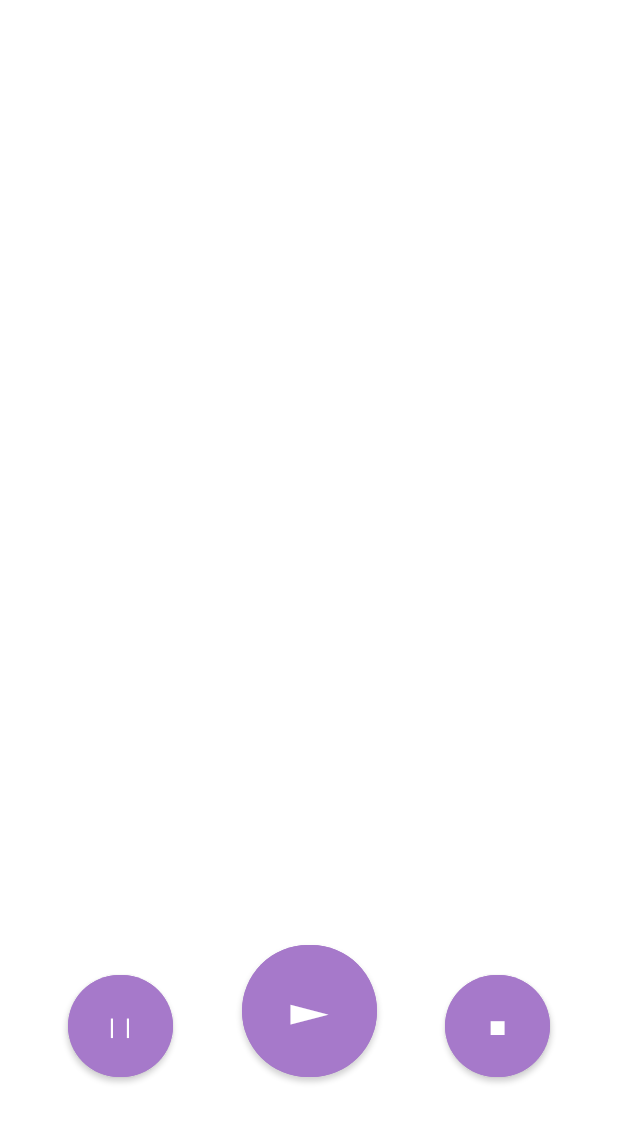
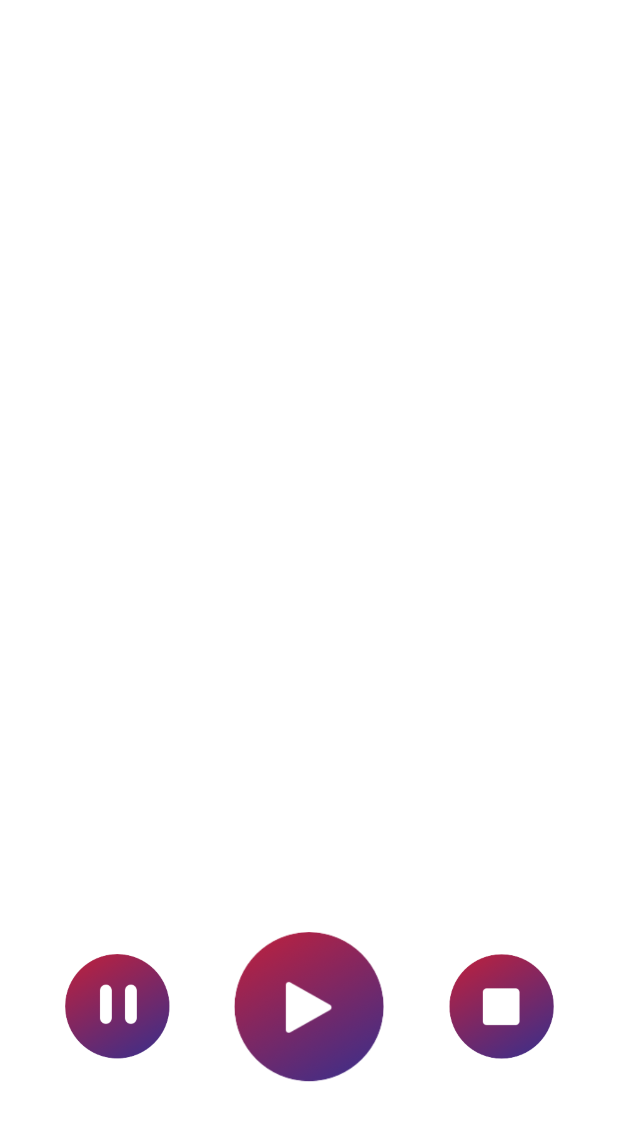
Before and after one commit to ETS-Android5/closed-and-anxious, an Android app: the layout track_ui.xml on its own in the app's theme, with its tools: preview values and no code run, on a phone screen of 412 x 824 dp. Shown: the top 1122 px of the screen. Run offline under Robolectric (Android 15) with nearby library versions, the phone set to English and light mode, and no system bars.

Commit message:
minor changes

```diff
--- a/app/src/main/java/dk/itu/closed_and_anxious/MainActivity.java
+++ b/app/src/main/java/dk/itu/closed_and_anxious/MainActivity.java
@@ -19,11 +19,14 @@ public class MainActivity extends AppCompatActivity {
         setContentView(R.layout.activity_main);
 
         FragmentManager fm = getSupportFragmentManager();
-        //Fragment trackUI = fm.findFragmentById(R.id.container_ui);
+        Fragment trackUI = fm.findFragmentById(R.id.container_ui);
         //Fragment categoriesUI = fm.findFragmentById(R.id.container_ui);
-        Fragment playlistUI = fm.findFragmentById(R.id.container_ui);
-        playlistUI = new PlaylistUI();
-        fm.beginTransaction().add(R.id.container_ui, playlistUI).commit();
+        //Fragment playlistUI = fm.findFragmentById(R.id.container_ui);
+        //playlistUI = new PlaylistUI();
+        //fm.beginTransaction().add(R.id.container_ui, playlistUI).commit();
+
+        trackUI = new TrackUI();
+        fm.beginTransaction().add(R.id.container_ui, trackUI).commit();
 
         //Create database
         tDatabase.initialize(this);
--- a/app/src/main/res/layout/track_ui.xml
+++ b/app/src/main/res/layout/track_ui.xml
@@ -1,6 +1,5 @@
 <?xml version="1.0" encoding="utf-8"?>
-<androidx.constraintlayout.widget.ConstraintLayout
-    xmlns:android="http://schemas.android.com/apk/res/android"
+<androidx.constraintlayout.widget.ConstraintLayout xmlns:android="http://schemas.android.com/apk/res/android"
     xmlns:app="http://schemas.android.com/apk/res-auto"
     xmlns:tools="http://schemas.android.com/tools"
     android:layout_width="match_parent"
@@ -8,70 +7,79 @@
 
     <TextView
         android:id="@+id/trackTitle"
-        android:textSize="24sp"
         android:layout_width="wrap_content"
         android:layout_height="wrap_content"
+        android:textSize="24sp"
         app:layout_constraintBottom_toTopOf="@+id/trackImage"
         app:layout_constraintEnd_toEndOf="parent"
         app:layout_constraintStart_toStartOf="parent"
-        app:layout_constraintTop_toTopOf="parent"
-        app:layout_constraintVertical_bias="0.56" />
+        app:layout_constraintTop_toTopOf="parent" />
+
+    <!--- player buttons -->
 
     <ImageView
         android:id="@+id/trackImage"
-        android:layout_width="300dp"
-        android:layout_height="300dp"
-        app:layout_constraintBottom_toTopOf="@+id/play_button"
+        android:layout_width="325dp"
+        android:layout_height="301dp"
+        app:layout_constraintBottom_toTopOf="@+id/guideline6"
         app:layout_constraintEnd_toEndOf="parent"
         app:layout_constraintHorizontal_bias="0.495"
         app:layout_constraintStart_toStartOf="parent"
         app:layout_constraintTop_toTopOf="parent"
-        app:layout_constraintVertical_bias="0.58000004" />
+        app:layout_constraintVertical_bias="0.604" />
 
-    <Button
+    <ImageView
         android:id="@+id/play_button"
-        android:layout_width="90dp"
-        android:layout_height="100dp"
-        android:layout_marginBottom="100dp"
-        android:backgroundTint="#A679CA"
+        android:layout_width="wrap_content"
+        android:layout_height="wrap_content"
+        android:adjustViewBounds="true"
+        android:maxWidth="100dp"
+        android:maxHeight="100dp"
         android:onClick="play"
-        android:text="&#9658;"
-        android:textSize="40sp"
-        app:cornerRadius="60dp"
+        android:src="@drawable/play"
         app:layout_constraintBottom_toBottomOf="parent"
         app:layout_constraintEnd_toStartOf="@+id/stop_button"
         app:layout_constraintHorizontal_bias="0.5"
-        app:layout_constraintStart_toEndOf="@+id/pause_button" />
+        app:layout_constraintStart_toEndOf="@+id/pause_button"
+        app:layout_constraintTop_toTopOf="@+id/guideline6" />
 
-    <Button
+    <ImageView
         android:id="@+id/stop_button"
-        android:layout_width="70dp"
-        android:layout_height="80dp"
-        android:layout_marginBottom="100dp"
-        android:backgroundTint="#A679CA"
+        android:layout_width="wrap_content"
+        android:layout_height="wrap_content"
+        android:adjustViewBounds="true"
+        android:maxWidth="80dp"
+        android:maxHeight="70dp"
         android:onClick="stop"
-        android:text="■"
-        android:textSize="15sp"
+        android:src="@drawable/stop"
         app:cornerRadius="60dp"
         app:layout_constraintBottom_toBottomOf="parent"
         app:layout_constraintEnd_toEndOf="parent"
         app:layout_constraintHorizontal_bias="0.5"
-        app:layout_constraintStart_toEndOf="@+id/play_button" />
+        app:layout_constraintStart_toEndOf="@+id/play_button"
+        app:layout_constraintTop_toTopOf="@+id/guideline6" />
 
-    <Button
+    <ImageView
         android:id="@+id/pause_button"
-        android:layout_width="70dp"
-        android:layout_height="80dp"
-        android:layout_marginBottom="100dp"
-        android:backgroundTint="#A679CA"
+        android:layout_width="wrap_content"
+        android:layout_height="wrap_content"
+        android:adjustViewBounds="true"
+        android:maxWidth="80dp"
+        android:maxHeight="70dp"
         android:onClick="pause"
-        android:text="&#124; &#124;"
-        android:textSize="15sp"
-        android:textStyle="bold"
+        android:src="@drawable/pause"
         app:cornerRadius="60dp"
         app:layout_constraintBottom_toBottomOf="parent"
         app:layout_constraintEnd_toStartOf="@+id/play_button"
         app:layout_constraintHorizontal_bias="0.5"
-        app:layout_constraintStart_toStartOf="parent" />
+        app:layout_constraintStart_toStartOf="parent"
+        app:layout_constraintTop_toTopOf="@+id/guideline6" />
+
+    <androidx.constraintlayout.widget.Guideline
+        android:id="@+id/guideline6"
+        android:layout_width="wrap_content"
+        android:layout_height="wrap_content"
+        android:orientation="horizontal"
+        app:layout_constraintGuide_begin="518dp" />
 
 </androidx.constraintlayout.widget.ConstraintLayout>
```
